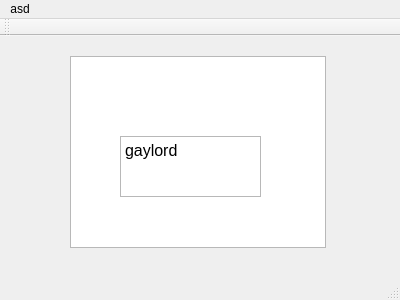
First picture: the form in BusTimes/mainwindow.ui, repository svince/PyHome, before the edit.
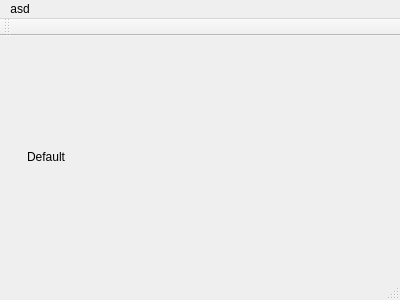
Second picture: the form after the edit.

Diff of the .ui file:
```diff
--- a/BusTimes/mainwindow.ui
+++ b/BusTimes/mainwindow.ui
@@ -14,31 +14,17 @@
    <string>MainWindow</string>
   </property>
   <widget class="QWidget" name="centralWidget">
-   <widget class="QListView" name="listView">
+   <widget class="QLabel" name="label">
     <property name="geometry">
      <rect>
-      <x>70</x>
-      <y>20</y>
-      <width>256</width>
-      <height>192</height>
+      <x>27</x>
+      <y>10</y>
+      <width>341</width>
+      <height>221</height>
      </rect>
     </property>
-   </widget>
-   <widget class="QTextBrowser" name="textBrowser">
-    <property name="geometry">
-     <rect>
-      <x>120</x>
-      <y>100</y>
-      <width>141</width>
-      <height>61</height>
-     </rect>
-    </property>
-    <property name="html">
-     <string>&lt;!DOCTYPE HTML PUBLIC &quot;-//W3C//DTD HTML 4.0//EN&quot; &quot;http://www.w3.org/TR/REC-html40/strict.dtd&quot;&gt;
-&lt;html&gt;&lt;head&gt;&lt;meta name=&quot;qrichtext&quot; content=&quot;1&quot; /&gt;&lt;style type=&quot;text/css&quot;&gt;
-p, li { white-space: pre-wrap; }
-&lt;/style&gt;&lt;/head&gt;&lt;body style=&quot; font-family:'Roboto'; font-size:12pt; font-weight:200; font-style:normal;&quot;&gt;
-&lt;p style=&quot; margin-top:0px; margin-bottom:0px; margin-left:0px; margin-right:0px; -qt-block-indent:0; text-indent:0px;&quot;&gt;gaylord&lt;/p&gt;&lt;/body&gt;&lt;/html&gt;</string>
+    <property name="text">
+     <string>Default</string>
     </property>
    </widget>
   </widget>
```
